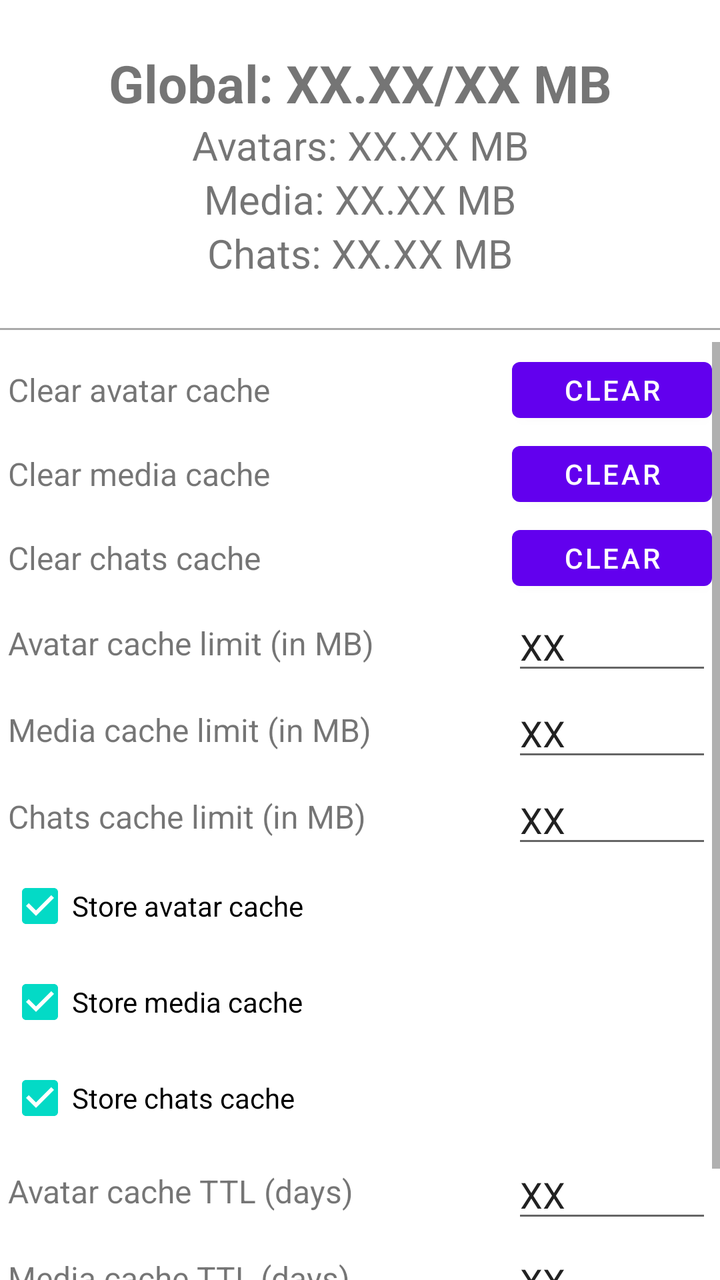
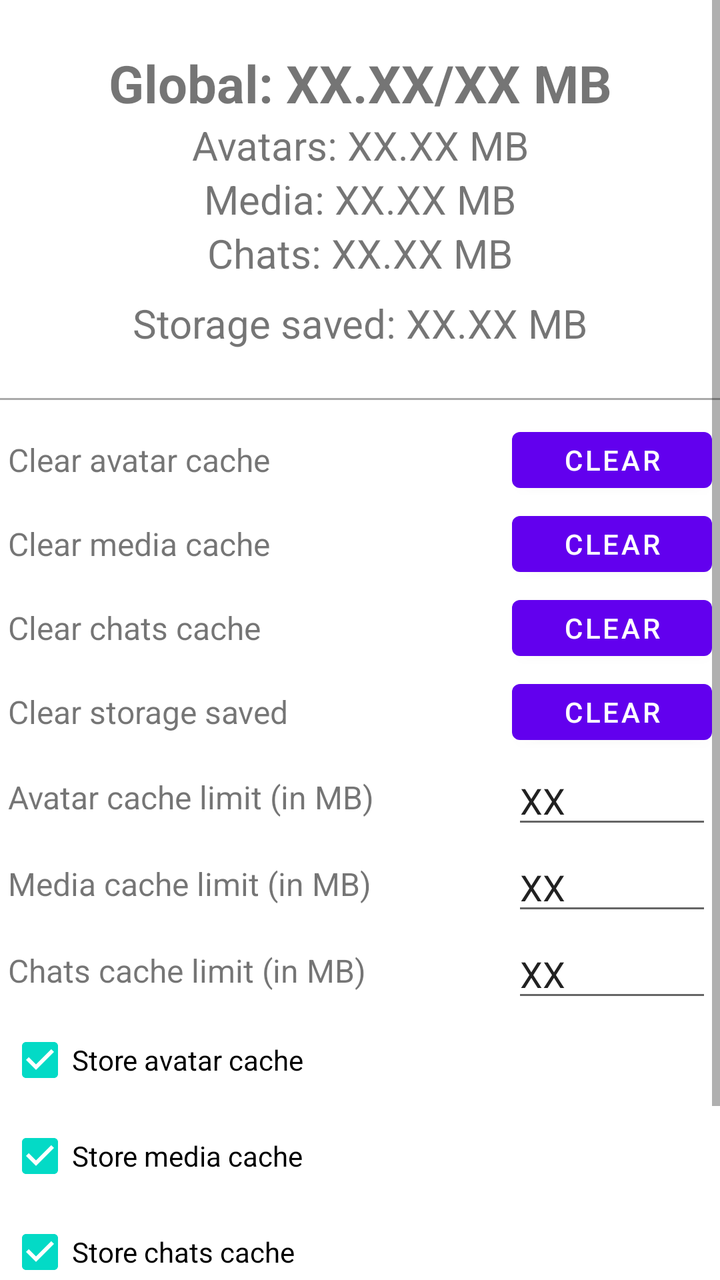

Two renders of the same Android screen: before a commit and after it. Below are the layout's source before the change and the commit's diff.
<!-- AndroidManifest.xml: fallback theme Theme.MaterialComponents.DayNight.NoActionBar -->
<!-- res/layout/cache_settings.xml -->
<?xml version="1.0" encoding="utf-8"?>
<LinearLayout xmlns:android="http://schemas.android.com/apk/res/android"
              android:orientation="vertical"
              android:layout_width="match_parent"
              android:layout_height="match_parent">

    <TextView
        android:layout_width="match_parent"
        android:layout_height="wrap_content"
        android:gravity="center_horizontal"
        android:text="Global: XX.XX/XX MB"
        android:textSize="26dp"
        android:textStyle="bold"
        android:layout_marginTop="24dp"/>
    <TextView
        android:layout_width="match_parent"
        android:layout_height="wrap_content"
        android:gravity="center_horizontal"
        android:text="Avatars: XX.XX MB"
        android:textSize="20dp"/>
    <TextView
        android:layout_width="match_parent"
        android:layout_height="wrap_content"
        android:gravity="center_horizontal"
        android:text="Media: XX.XX MB"
        android:textSize="20dp"/>
    <TextView
        android:layout_width="match_parent"
        android:layout_height="wrap_content"
        android:gravity="center_horizontal"
        android:text="Chats: XX.XX MB"
        android:textSize="20dp"
        android:layout_marginBottom="24dp"/>

    <View
        android:layout_width="match_parent"
        android:layout_height="1dp"
        android:background="@android:color/darker_gray"
        android:layout_marginBottom="6dp"/>

    <ScrollView
        android:layout_width="match_parent"
        android:layout_height="match_parent">
        <LinearLayout
            android:orientation="vertical"
            android:layout_margin="4dp"
            android:layout_width="match_parent"
            android:layout_height="match_parent">
            <LinearLayout
                android:layout_width="match_parent"
                android:layout_height="wrap_content"
                android:gravity="center">
                <TextView
                    android:layout_width="0dp"
                    android:layout_height="wrap_content"
                    android:layout_weight="1"
                    android:text="Clear avatar cache"
                    android:textSize="16dp"/>
                <Button
                    android:id="@+id/cacheSettingsAvatarClear"
                    android:layout_width="100dp"
                    android:layout_height="40dp"
                    android:text="Clear"/>
            </LinearLayout>

            <LinearLayout
                android:layout_width="match_parent"
                android:layout_height="wrap_content"
                android:layout_marginTop="2dp"
                android:gravity="center">
                <TextView
                    android:layout_width="0dp"
                    android:layout_height="wrap_content"
                    android:layout_weight="1"
                    android:text="Clear media cache"
                    android:textSize="16dp"/>
                <Button
                    android:id="@+id/cacheSettingsMediaClear"
                    android:layout_width="100dp"
                    android:layout_height="40dp"
                    android:text="Clear"/>
            </LinearLayout>

            <LinearLayout
                android:layout_width="match_parent"
                android:layout_height="wrap_content"
                android:layout_marginTop="2dp"
                android:gravity="center">
                <TextView
                    android:layout_width="0dp"
                    android:layout_height="wrap_content"
                    android:layout_weight="1"
                    android:text="Clear chats cache"
                    android:textSize="16dp"/>
                <Button
                    android:id="@+id/cacheSettingsChatsClear"
                    android:layout_width="100dp"
                    android:layout_height="40dp"
                    android:text="Clear"/>
            </LinearLayout>

            <LinearLayout
                android:layout_width="match_parent"
                android:layout_height="wrap_content"
                android:layout_marginTop="2dp"
                android:gravity="center">
                <TextView
                    android:layout_width="0dp"
                    android:layout_height="wrap_content"
                    android:layout_weight="1"
                    android:text="Avatar cache limit (in MB)"
                    android:textSize="16dp"/>
                <EditText
                    android:id="@+id/cacheSettingsAvatarEditText"
                    android:layout_width="100dp"
                    android:layout_height="wrap_content"
                    android:text="XX"/>
            </LinearLayout>

            <LinearLayout
                android:layout_width="match_parent"
                android:layout_height="wrap_content"
                android:layout_marginTop="2dp"
                android:gravity="center">
                <TextView
                    android:layout_width="0dp"
                    android:layout_height="wrap_content"
                    android:layout_weight="1"
                    android:text="Media cache limit (in MB)"
                    android:textSize="16dp"/>
                <EditText
                    android:id="@+id/cacheSettingsMediaEditText"
                    android:layout_width="100dp"
                    android:layout_height="wrap_content"
                    android:text="XX"/>
            </LinearLayout>

            <LinearLayout
                android:layout_width="match_parent"
                android:layout_height="wrap_content"
                android:layout_marginTop="2dp"
                android:gravity="center">
                <TextView
                    android:layout_width="0dp"
                    android:layout_height="wrap_content"
                    android:layout_weight="1"
                    android:text="Chats cache limit (in MB)"
                    android:textSize="16dp"/>
                <EditText
                    android:id="@+id/cacheSettingsChatsEditText"
                    android:layout_width="100dp"
                    android:layout_height="wrap_content"
                    android:text="XX"/>
            </LinearLayout>

            <CheckBox
                android:id="@+id/cacheSettingsAvatarStoreCheckBox"
                android:layout_width="match_parent"
                android:layout_height="wrap_content"
                android:text="Store avatar cache"
                android:checked="true"/>
            <CheckBox
                android:id="@+id/cacheSettingsMediaStoreCheckBox"
                android:layout_width="match_parent"
                android:layout_height="wrap_content"
                android:text="Store media cache"
                android:checked="true"/>
            <CheckBox
                android:id="@+id/cacheSettingsChatsStoreCheckBox"
                android:layout_width="match_parent"
                android:layout_height="wrap_content"
                android:text="Store chats cache"
                android:checked="true"/>

            <LinearLayout
                android:layout_width="match_parent"
                android:layout_height="wrap_content"
                android:layout_marginTop="2dp"
                android:gravity="center">
                <TextView
                    android:layout_width="0dp"
                    android:layout_height="wrap_content"
                    android:layout_weight="1"
                    android:text="Avatar cache TTL (days)"
                    android:textSize="16dp"/>
                <EditText
                    android:id="@+id/cacheSettingsAvatarTTLEditText"
                    android:layout_width="100dp"
                    android:layout_height="wrap_content"
                    android:text="XX"/>
            </LinearLayout>

            <LinearLayout
                android:layout_width="match_parent"
                android:layout_height="wrap_content"
                android:layout_marginTop="2dp"
                android:gravity="center">
                <TextView
                    android:layout_width="0dp"
                    android:layout_height="wrap_content"
                    android:layout_weight="1"
                    android:text="Media cache TTL (days)"
                    android:textSize="16dp"/>
                <EditText
                    android:id="@+id/cacheSettingsMediaTTLEditText"
                    android:layout_width="100dp"
                    android:layout_height="wrap_content"
                    android:text="XX"/>
            </LinearLayout>

            <LinearLayout
                android:layout_width="match_parent"
                android:layout_height="wrap_content"
                android:layout_marginTop="2dp"
                android:gravity="center">
                <TextView
                    android:layout_width="0dp"
                    android:layout_height="wrap_content"
                    android:layout_weight="1"
                    android:text="Chats cache TTL (days)"
                    android:textSize="16dp"/>
                <EditText
                    android:id="@+id/cacheSettingsChatsTTLEditText"
                    android:layout_width="100dp"
                    android:layout_height="wrap_content"
                    android:text="XX"/>
            </LinearLayout>
        </LinearLayout>

    </ScrollView>

</LinearLayout>
<!-- resources referenced by this layout -->
<resources>

</resources>

<!-- the commit's change to res/layout/cache_settings.xml (unified diff, before → after) -->
@@ -1,46 +1,54 @@
 <?xml version="1.0" encoding="utf-8"?>
-<LinearLayout xmlns:android="http://schemas.android.com/apk/res/android"
+<ScrollView xmlns:android="http://schemas.android.com/apk/res/android"
               android:orientation="vertical"
               android:layout_width="match_parent"
               android:layout_height="match_parent">
 
-    <TextView
-        android:layout_width="match_parent"
-        android:layout_height="wrap_content"
-        android:gravity="center_horizontal"
-        android:text="Global: XX.XX/XX MB"
-        android:textSize="26dp"
-        android:textStyle="bold"
-        android:layout_marginTop="24dp"/>
-    <TextView
-        android:layout_width="match_parent"
-        android:layout_height="wrap_content"
-        android:gravity="center_horizontal"
-        android:text="Avatars: XX.XX MB"
-        android:textSize="20dp"/>
-    <TextView
-        android:layout_width="match_parent"
-        android:layout_height="wrap_content"
-        android:gravity="center_horizontal"
-        android:text="Media: XX.XX MB"
-        android:textSize="20dp"/>
-    <TextView
-        android:layout_width="match_parent"
-        android:layout_height="wrap_content"
-        android:gravity="center_horizontal"
-        android:text="Chats: XX.XX MB"
-        android:textSize="20dp"
-        android:layout_marginBottom="24dp"/>
-
-    <View
-        android:layout_width="match_parent"
-        android:layout_height="1dp"
-        android:background="@android:color/darker_gray"
-        android:layout_marginBottom="6dp"/>
-
-    <ScrollView
+    <LinearLayout
+        android:orientation="vertical"
         android:layout_width="match_parent"
         android:layout_height="match_parent">
+        <TextView
+            android:layout_width="match_parent"
+            android:layout_height="wrap_content"
+            android:gravity="center_horizontal"
+            android:text="Global: XX.XX/XX MB"
+            android:textSize="26dp"
+            android:textStyle="bold"
+            android:layout_marginTop="24dp"/>
+        <TextView
+            android:layout_width="match_parent"
+            android:layout_height="wrap_content"
+            android:gravity="center_horizontal"
+            android:text="Avatars: XX.XX MB"
+            android:textSize="20dp"/>
+        <TextView
+            android:layout_width="match_parent"
+            android:layout_height="wrap_content"
+            android:gravity="center_horizontal"
+            android:text="Media: XX.XX MB"
+            android:textSize="20dp"/>
+        <TextView
+            android:layout_width="match_parent"
+            android:layout_height="wrap_content"
+            android:gravity="center_horizontal"
+            android:text="Chats: XX.XX MB"
+            android:textSize="20dp"
+            android:layout_marginBottom="8dp"/>
+        <TextView
+            android:layout_width="match_parent"
+            android:layout_height="wrap_content"
+            android:gravity="center_horizontal"
+            android:text="Storage saved: XX.XX MB"
+            android:textSize="20dp"
+            android:layout_marginBottom="24dp"/>
+
+        <View
+            android:layout_width="match_parent"
+            android:layout_height="1dp"
+            android:background="@android:color/darker_gray"
+            android:layout_marginBottom="6dp"/>
+
         <LinearLayout
             android:orientation="vertical"
             android:layout_margin="4dp"
@@ -94,6 +102,24 @@
                     android:textSize="16dp"/>
                 <Button
                     android:id="@+id/cacheSettingsChatsClear"
+                    android:layout_width="100dp"
+                    android:layout_height="40dp"
+                    android:text="Clear"/>
+            </LinearLayout>
+
+            <LinearLayout
+                android:layout_width="match_parent"
+                android:layout_height="wrap_content"
+                android:layout_marginTop="2dp"
+                android:gravity="center">
+                <TextView
+                    android:layout_width="0dp"
+                    android:layout_height="wrap_content"
+                    android:layout_weight="1"
+                    android:text="Clear storage saved"
+                    android:textSize="16dp"/>
+                <Button
+                    android:id="@+id/cacheSettingsStorageSavedClear"
                     android:layout_width="100dp"
                     android:layout_height="40dp"
                     android:text="Clear"/>
@@ -207,26 +233,7 @@
                     android:layout_height="wrap_content"
                     android:text="XX"/>
             </LinearLayout>
-
-            <LinearLayout
-                android:layout_width="match_parent"
-                android:layout_height="wrap_content"
-                android:layout_marginTop="2dp"
-                android:gravity="center">
-                <TextView
-                    android:layout_width="0dp"
-                    android:layout_height="wrap_content"
-                    android:layout_weight="1"
-                    android:text="Chats cache TTL (days)"
-                    android:textSize="16dp"/>
-                <EditText
-                    android:id="@+id/cacheSettingsChatsTTLEditText"
-                    android:layout_width="100dp"
-                    android:layout_height="wrap_content"
-                    android:text="XX"/>
-            </LinearLayout>
         </LinearLayout>
-
-    </ScrollView>
-
-</LinearLayout>
+    </LinearLayout>
+
+</ScrollView>
